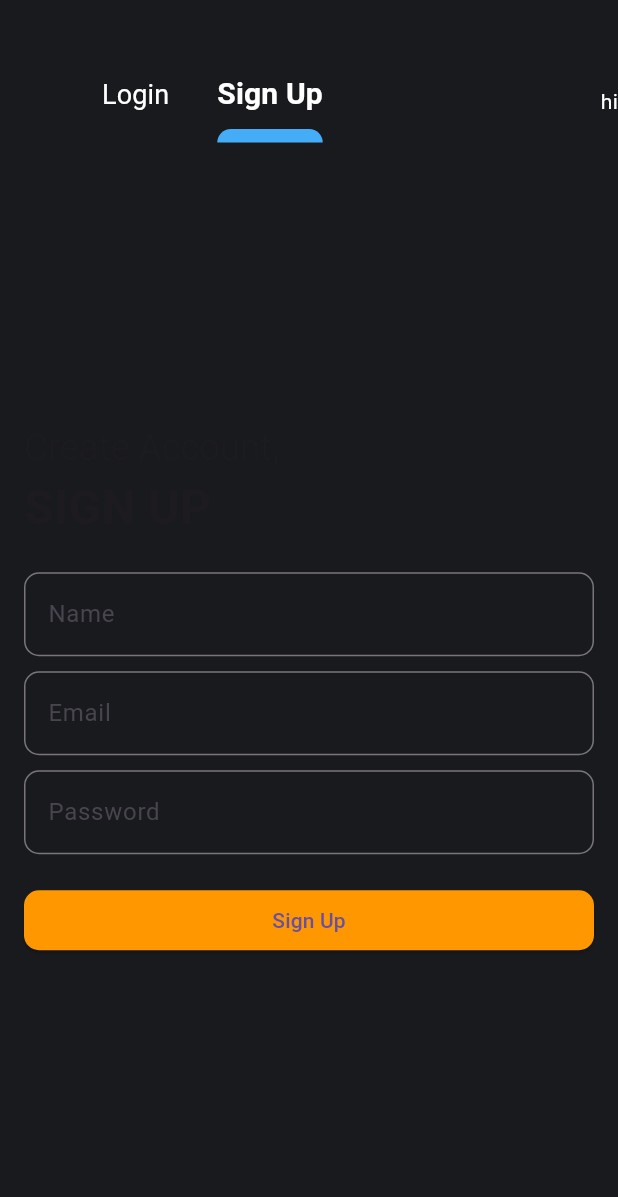
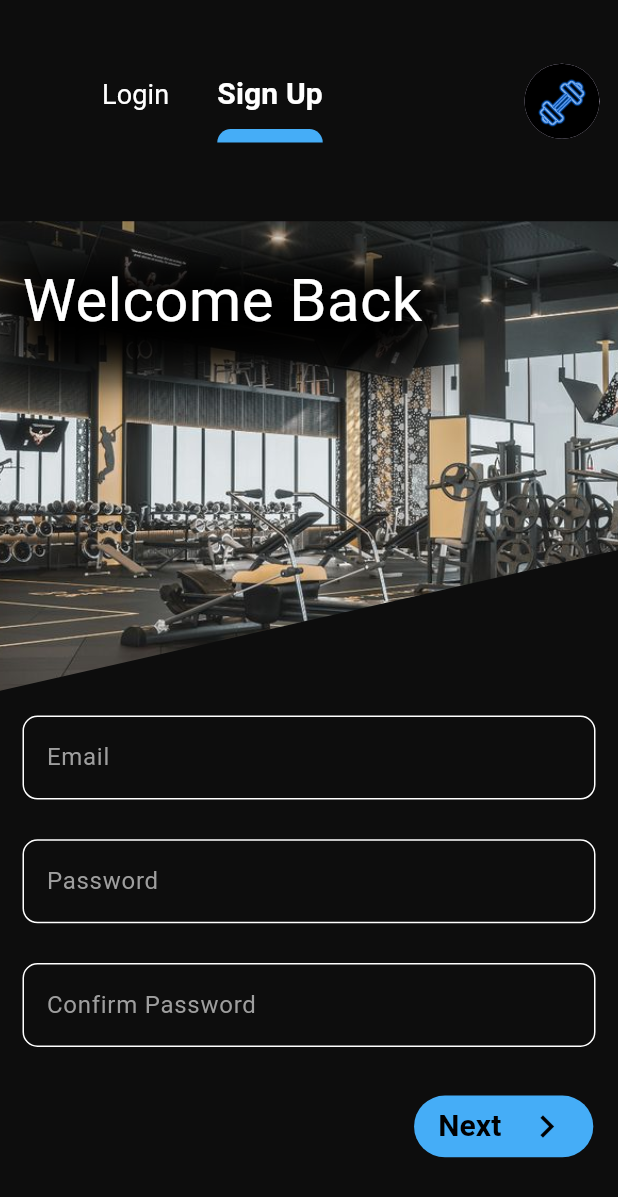
Before and after one commit to ZnaidiLV1/GymApp, a Flutter app: the screen it shows after launch, tab 2 chosen, on a phone screen of 412 x 824 dp. Shown: the top 1197 px of the screen. Run offline on Flutter 3.47's test engine with Material 3 defaults, Android fonts, the phone set to English and light mode, and no system bars; our stand-ins replace flutter_bloc.

Commit message:
sign up added

```diff
--- a/lib/core/constant/colors.dart
+++ b/lib/core/constant/colors.dart
@@ -4,6 +4,5 @@ import 'package:flutter/material.dart';
 
 class ConstColors {
   static Color primaryColor = Color(0xFF45ADF7);
-  static Color bg2 = Color(0xFF191A1E);
-  static Color bg1 = Color(0xFF333740);
+  static Color bg = Color(0xFF0D0D0D);
 }
--- /dev/null
+++ b/lib/core/shared/ButtonDown.dart
@@ -0,0 +1,43 @@
+// ignore_for_file: prefer_const_literals_to_create_immutables, prefer_const_constructors, must_be_immutable
+
+import 'package:flutter/material.dart';
+import 'package:gym_app/core/constant/colors.dart';
+
+class ButtonDown extends StatelessWidget {
+  String title;
+  ButtonDown({super.key,required this.title});
+
+  @override
+  Widget build(BuildContext context) {
+    return Row(
+      mainAxisAlignment: MainAxisAlignment.end,
+      children: [
+        Container(
+          margin:
+              EdgeInsets.only(right: MediaQuery.of(context).size.width * 0.04),
+          height: MediaQuery.of(context).size.width * 0.1,
+          width: MediaQuery.of(context).size.width * 0.29,
+          decoration: BoxDecoration(
+              color: ConstColors.primaryColor,
+              borderRadius: BorderRadius.circular(25)),
+          child: MaterialButton(
+            onPressed: () {},
+            child: Row(
+              mainAxisAlignment: MainAxisAlignment.spaceBetween,
+              children: [
+                Text(
+                  title,
+                  style: TextStyle(
+                      fontSize: 20,
+                      color: Colors.black,
+                      fontWeight: FontWeight.bold),
+                ),
+                Icon(Icons.navigate_next, size: 30, color: Colors.black),
+              ],
+            ),
+          ),
+        ),
+      ],
+    );
+  }
+}
--- /dev/null
+++ b/lib/core/shared/TextField.dart
@@ -0,0 +1,39 @@
+// ignore_for_file: prefer_const_constructors, must_be_immutable
+
+import 'package:flutter/material.dart';
+
+class TF extends StatelessWidget {
+  String labelText;
+  TextEditingController contoller;
+  TF({super.key, required this.contoller, required this.labelText});
+
+  @override
+  Widget build(BuildContext context) {
+    return Padding(
+      padding: EdgeInsets.only(
+          top: MediaQuery.of(context).size.height * 0.02, left: 15, right: 15),
+      child: TextField(
+        style: TextStyle(color: Colors.white),
+        cursorColor: Colors.white,
+        decoration: InputDecoration(
+          fillColor: Colors.grey,
+          focusColor: Colors.grey,
+          labelText: labelText,
+          labelStyle: TextStyle(color: Colors.grey),
+          enabledBorder: OutlineInputBorder(
+            borderRadius: BorderRadius.circular(10),
+            borderSide: BorderSide(
+              color: Colors.white,
+            ),
+          ),
+          focusedBorder: OutlineInputBorder(
+            borderRadius: BorderRadius.circular(10),
+            borderSide: BorderSide(
+              color: Colors.white,
+            ),
+          ),
+        ),
+      ),
+    );
+  }
+}
--- a/lib/main.dart
+++ b/lib/main.dart
@@ -4,7 +4,6 @@ import 'package:flutter/material.dart';
 import 'package:flutter_bloc/flutter_bloc.dart';
 import 'package:gym_app/stateManagement/features/DotsFeature.dart';
 import 'package:gym_app/view/screen/Auth/Login.dart';
-import 'package:gym_app/view/screen/landingPage/onboardding.dart';
 
 void main() {
   runApp(const MyApp());
--- a/lib/view/screen/Auth/Login.dart
+++ b/lib/view/screen/Auth/Login.dart
@@ -1,4 +1,4 @@
-// ignore_for_file: prefer_const_constructors
+// ignore_for_file: prefer_const_constructors, prefer_const_literals_to_create_immutables
 
 import 'package:flutter/material.dart';
 import 'package:gym_app/core/constant/colors.dart';
@@ -14,7 +14,7 @@ class Login extends StatelessWidget {
     return DefaultTabController(
       length: 2,
       child: Scaffold(
-        backgroundColor: ConstColors.bg2,
+        backgroundColor: ConstColors.bg,
         body: Column(
           crossAxisAlignment: CrossAxisAlignment.start,
           children: [
@@ -23,15 +23,14 @@ class Login extends StatelessWidget {
                 top: 40.0,
               ),
               child: Row(
-                mainAxisAlignment:
-                    MainAxisAlignment.start, // Aligns the TabBar to the left
+                mainAxisAlignment: MainAxisAlignment.start,
                 children: [
                   Flexible(
                     child: TabBar(
-                      indicator: null, // Removes the white line
+                      indicator: null,
                       isScrollable: true,
                       indicatorWeight: 9,
-                      dividerColor: ConstColors.bg2,
+                      dividerColor: ConstColors.bg,
                       indicatorColor: ConstColors.primaryColor,
                       labelColor: Colors.white,
                       unselectedLabelColor: Colors.white,
@@ -49,22 +48,24 @@ class Login extends StatelessWidget {
                       ],
                     ),
                   ),
-                  Text(
-                    "hi",
-                    style: TextStyle(color: Colors.white),
-                  )
+                  Padding(
+                    padding: EdgeInsets.only(
+                        right: MediaQuery.of(context).size.width * 0.03),
+                    child: CircleAvatar(
+                      radius: 25,
+                      backgroundImage: AssetImage("images/logo.jpg"),
+                    ),
+                  ),
                 ],
               ),
             ),
-            // TabBarView to handle the content
             Expanded(
               child: TabBarView(
                 children: [
-                  // Login Tab Content
-                  Center(
-                    child: LoginForm(),
-                  ),
-                  // Sign Up Tab Content
+                  Padding(
+                      padding: EdgeInsets.only(
+                          top: MediaQuery.of(context).size.height * 0.09),
+                      child: LoginForm()),
                   Center(
                     child: SignUpForm(),
                   ),
--- a/lib/view/widget/Auth/SignUpForm.dart
+++ b/lib/view/widget/Auth/SignUpForm.dart
@@ -1,70 +1,81 @@
-
-// ignore_for_file: prefer_const_constructors
+// ignore_for_file: prefer_const_constructors, prefer_const_literals_to_create_immutables, sort_child_properties_last, unnecessary_new, must_be_immutable, use_key_in_widget_constructors, unnecessary_import
 
 import 'dart:ui';
 
 import 'package:flutter/material.dart';
+import 'package:gym_app/core/shared/ButtonDown.dart';
+import 'package:gym_app/core/shared/TextField.dart';
 
 class SignUpForm extends StatelessWidget {
+  TextEditingController emailC = new TextEditingController();
+  TextEditingController passwordC = new TextEditingController();
+  TextEditingController confirmC = new TextEditingController();
   @override
   Widget build(BuildContext context) {
-    return Padding(
-      padding: const EdgeInsets.all(16.0),
+    return SingleChildScrollView(
       child: Column(
-        mainAxisAlignment: MainAxisAlignment.center,
+        mainAxisAlignment: MainAxisAlignment.start,
         crossAxisAlignment: CrossAxisAlignment.start,
         children: [
-          Text(
-            'Create Account,',
-            style: TextStyle(fontSize: 24, fontWeight: FontWeight.w300),
-          ),
-          Text(
-            'SIGN UP',
-            style: TextStyle(fontSize: 32, fontWeight: FontWeight.bold),
-          ),
-          SizedBox(height: 20),
-          TextField(
-            decoration: InputDecoration(
-              labelText: 'Name',
-              border: OutlineInputBorder(
-                borderRadius: BorderRadius.circular(10),
+          Stack(children: [
+            ClipPath(
+              clipper: CustomCutClipper(),
+              child: Container(
+                height: MediaQuery.of(context).size.height * 0.38,
+                child: Image.asset("images/gymSignUp.jpg", fit: BoxFit.cover),
               ),
             ),
+            Container(
+              margin: EdgeInsets.only(
+                  top: MediaQuery.of(context).size.width * 0.06, left: 15),
+              decoration: BoxDecoration(boxShadow: [
+                BoxShadow(
+                  color: Colors.black,
+                  blurRadius: 25.0,
+                  spreadRadius: 10.0,
+                  offset: Offset(0, 10),
+                )
+              ]),
+              child: Text(
+                "Welcome Back",
+                style: TextStyle(
+                  fontSize: 40,
+                  color: Colors.white,
+                ),
+              ),
+            )
+          ]),
+          TF(contoller: emailC, labelText: "Email"),
+          SizedBox(height: 10),
+          TF(contoller: passwordC, labelText: "Password"),
+          SizedBox(height: 10),
+          TF(contoller: confirmC, labelText: "Confirm Password"),
+          SizedBox(height: 20),
+          SizedBox(
+            height: MediaQuery.of(context).size.width * 0.03,
           ),
-          SizedBox(height: 10),
-          TextField(
-            decoration: InputDecoration(
-              labelText: 'Email',
-              border: OutlineInputBorder(
-                borderRadius: BorderRadius.circular(10),
-              ),
-            ),
-          ),
-          SizedBox(height: 10),
-          TextField(
-            obscureText: true,
-            decoration: InputDecoration(
-              labelText: 'Password',
-              border: OutlineInputBorder(
-                borderRadius: BorderRadius.circular(10),
-              ),
-            ),
-          ),
-          SizedBox(height: 20),
-          ElevatedButton(
-            onPressed: () {},
-            style: ElevatedButton.styleFrom(
-              backgroundColor: Colors.orange,
-              shape: RoundedRectangleBorder(
-                borderRadius: BorderRadius.circular(10),
-              ),
-            ),
-            child: Center(
-              child: Text('Sign Up'),
-            ),
-          ),
+          ButtonDown(title: "Next")
         ],
       ),
     );
   }
 }
+
+class CustomCutClipper extends CustomClipper<Path> {
+  @override
+  Path getClip(Size size) {
+    Path path = Path();
+
+    path.lineTo(0, size.height);
+    path.lineTo(
+      size.width,
+      size.height * 0.7,
+    );
+    path.lineTo(size.width, 0);
+    path.close();
+    return path;
+  }
+
+  @override
+  bool shouldReclip(CustomClipper<Path> oldClipper) => false;
+}
```
Also changed, not shown: lib/view/widget/Auth/LoginForm.dart (+56 -38 lines), images/gymSignUp.jpg (added), images/logo.jpg (added).
